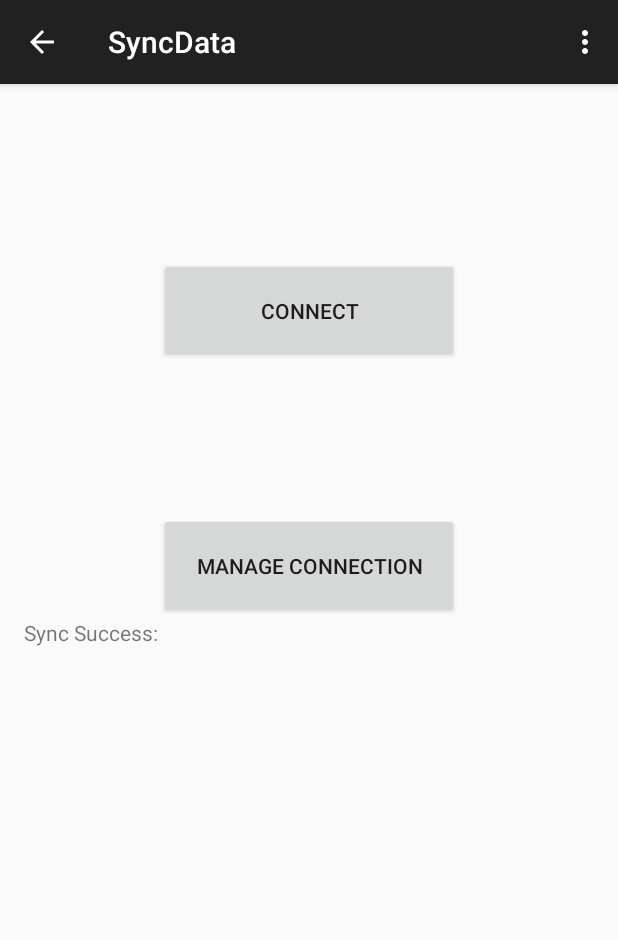
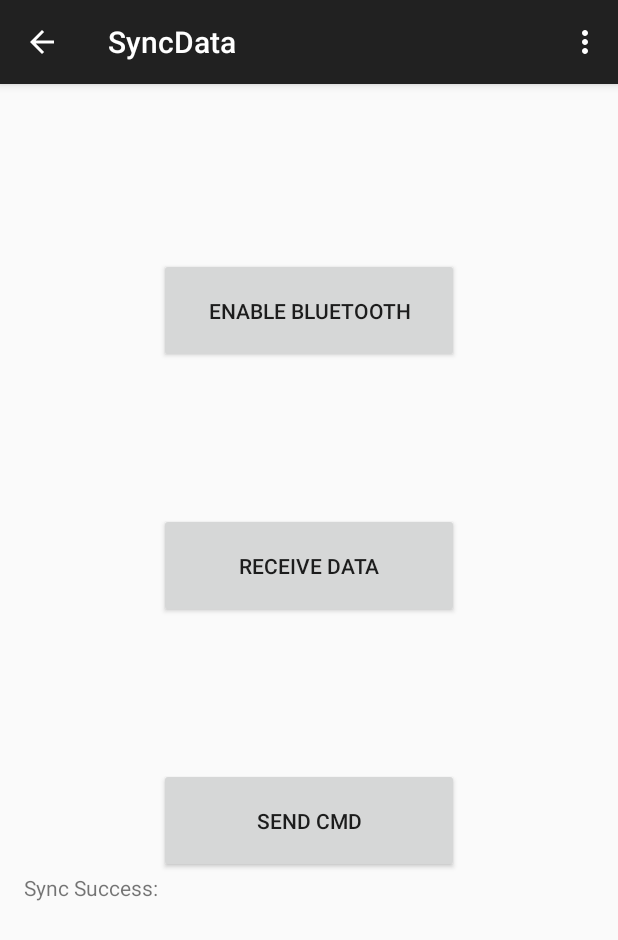
Before and after one commit to jddobson/MechanIT, an Android app: the SyncData screen opened directly, with no data from a screen before it, on a phone screen of 412 x 824 dp. Shown: the top 940 px of the screen. Run offline under Robolectric (Android 15) with nearby library versions, the phone set to English and light mode, and no system bars.

Commit message:
pulled a code to phone.

```diff
--- a/Android/MechanITDroidApp/app/build.gradle
+++ b/Android/MechanITDroidApp/app/build.gradle
@@ -21,5 +21,6 @@ android {
 
 dependencies {
     compile fileTree(dir: 'libs', include: ['*.jar'])
-    compile 'com.android.support:appcompat-v7:21.0.3'
+    compile 'com.android.support:appcompat-v7:22.0.0'
+    compile 'com.android.support:support-v4:22.0.0'
 }
--- a/Android/MechanITDroidApp/app/src/main/res/layout/activity_sync_data.xml
+++ b/Android/MechanITDroidApp/app/src/main/res/layout/activity_sync_data.xml
@@ -1,3 +1,8 @@
+<ScrollView
+    xmlns:android="http://schemas.android.com/apk/res/android"
+    android:layout_width="fill_parent"
+    android:layout_height="fill_parent">
+
 <RelativeLayout
     xmlns:android="http://schemas.android.com/apk/res/android"
     xmlns:tools="http://schemas.android.com/tools"
@@ -13,27 +18,37 @@
         android:id="@+id/manButton"
         android:layout_width="200dp"
         android:layout_height="70dp"
-        android:text="connect"
+        android:text="Enable Bluetooth"
         android:layout_centerHorizontal="true"
         android:layout_marginTop="100dp"
         android:onClick="btState"/>
 
     <Button
-        android:id="@+id/cmdButton"
+        android:id="@+id/rxButton"
         android:layout_width="200dp"
         android:layout_height="70dp"
-        android:text="manage connection"
+        android:text="Receive Data"
         android:layout_centerHorizontal="true"
         android:layout_marginTop="100dp"
         android:layout_below="@+id/manButton"
         android:onClick="blueConnect"/>
+
+    <Button
+        android:id="@+id/txButton"
+        android:layout_width="200dp"
+        android:layout_height="70dp"
+        android:text="Send CMD"
+        android:layout_centerHorizontal="true"
+        android:layout_marginTop="100dp"
+        android:layout_below="@+id/rxButton"
+        android:onClick="blueSender"/>
 
     <TextView
         android:id="@+id/view_sync_textView"
         android:text="@string/sync_textView"
         android:layout_width="wrap_content"
         android:layout_height="wrap_content"
-        android:layout_below="@+id/cmdButton"/>
+        android:layout_below="@+id/txButton"/>
 
     <TextView
         android:id="@+id/view_syncSuccess"
@@ -43,7 +58,8 @@
         android:layout_toRightOf="@+id/view_sync_textView"
         android:paddingLeft="10dp"
         android:paddingRight="10dp"
-        android:layout_below="@+id/cmdButton"/>
+        android:layout_below="@+id/txButton"/>
 
 
 </RelativeLayout>
+</ScrollView>
--- a/Android/MechanITDroidApp/app/src/main/res/values/strings.xml
+++ b/Android/MechanITDroidApp/app/src/main/res/values/strings.xml
@@ -36,4 +36,7 @@
     <string name="sync_textView">Sync Success:</string>
     <string name="discoverable">Make Discoverable</string>
 
+<!-- TODO: Remove or change this placeholder text -->
+    <string name="hello_blank_fragment">Hello blank fragment</string>
+
 </resources>
```
Also changed, not shown: Android/MechanITDroidApp/app/src/main/java/com/mechanit/mechanitdroidapp/SyncData.java (+76 -74 lines), 196 other files.
